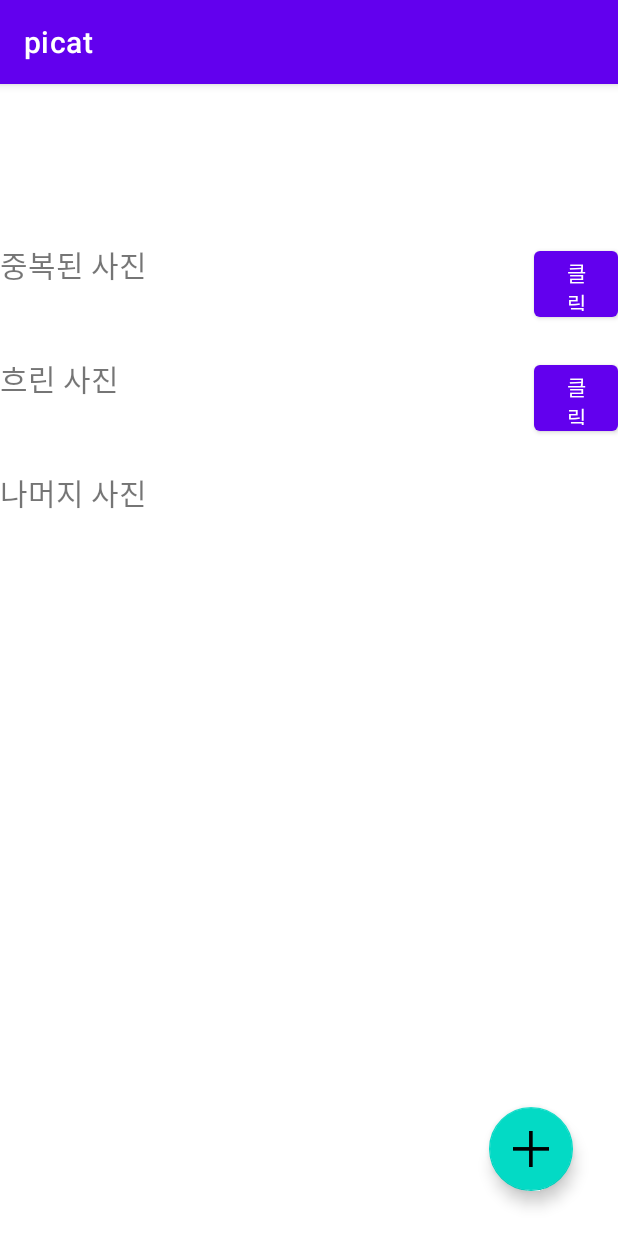
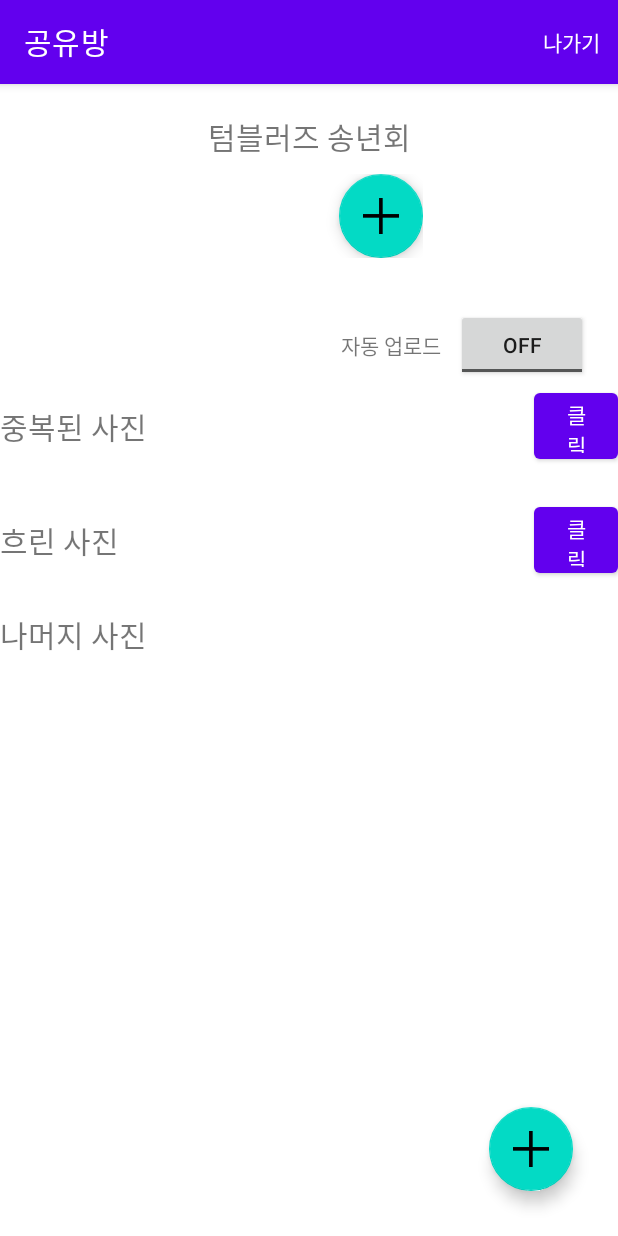
Before and after one commit to flowmiin/Picat, an Android app: the SharePictureActivity screen opened directly, with no data from a screen before it, on a phone screen of 412 x 824 dp. Run offline under Robolectric (Android 15) with nearby library versions, the phone set to English and light mode, and no system bars; 1 statement that could not run was skipped.

Commit message:
feat : 앱 바 추가

```diff
--- /dev/null
+++ b/app/src/main/java/com/tumblers/picat/ProfilePictureAdapter.kt
@@ -0,0 +1,44 @@
+package com.tumblers.picat
+
+import android.content.Context
+import android.net.Uri
+import android.view.LayoutInflater
+import android.view.View
+import android.view.ViewGroup
+import android.widget.ImageView
+import androidx.recyclerview.widget.RecyclerView
+import com.bumptech.glide.Glide
+
+class ProfilePictureAdapter(): RecyclerView.Adapter<ProfilePictureAdapter.ProfilePictureViewHolder>() {
+    lateinit var imageList: ArrayList<Uri>
+    lateinit var context: Context
+
+    constructor(imageList: ArrayList<Uri>, context: Context):this() {
+        this.imageList = imageList
+        this.context = context
+    }
+
+    // 화면 설정
+    override fun onCreateViewHolder(parent: ViewGroup, viewType: Int): ProfilePictureViewHolder {
+        val inflater: LayoutInflater = LayoutInflater.from(parent.context)
+
+        val view: View = inflater.inflate(R.layout.profile_item_picture, parent, false)
+
+        return ProfilePictureViewHolder(view)
+    }
+    // 데이터 설정
+    override fun onBindViewHolder(holder: ProfilePictureViewHolder, position: Int) {
+        Glide.with(context)
+            .load(imageList[position])
+            .into(holder.uploadPicture)
+
+    }
+    // 아이템 개수
+    override fun getItemCount(): Int {
+        return imageList.size
+    }
+
+    class ProfilePictureViewHolder(view: View): RecyclerView.ViewHolder(view) {
+        val uploadPicture: ImageView = view.findViewById(R.id.profile_picture)
+    }
+}
--- a/app/src/main/java/com/tumblers/picat/SharePictureActivity.kt
+++ b/app/src/main/java/com/tumblers/picat/SharePictureActivity.kt
@@ -7,16 +7,20 @@ import android.net.Uri
 import android.os.Bundle
 import android.provider.MediaStore
 import android.view.LayoutInflater
+import android.view.Menu
+import android.view.MenuItem
 import android.view.View
 import android.widget.Button
 import android.widget.ImageButton
 import android.widget.Toast
 import androidx.activity.result.ActivityResultLauncher
 import androidx.activity.result.contract.ActivityResultContracts
+import androidx.appcompat.app.ActionBar
 import androidx.appcompat.app.AppCompatActivity
 import androidx.constraintlayout.widget.ConstraintLayout
 import androidx.recyclerview.widget.GridLayoutManager
 import androidx.recyclerview.widget.LinearLayoutManager
+import androidx.recyclerview.widget.RecyclerView
 import com.google.android.material.bottomsheet.BottomSheetDialog
 import com.tumblers.picat.databinding.ActivitySharePictureBinding
 
@@ -26,6 +30,7 @@ class SharePictureActivity: AppCompatActivity(){
     lateinit var pictureAdapter: PictureAdapter
     lateinit var samePictureAdapter: SamePictureAdapter
     lateinit var blurPictureAdapter: BlurPictureAdapter
+    lateinit var profilePictureAdapter: ProfilePictureAdapter
 
     var imageList: ArrayList<Uri> = ArrayList()
 
@@ -34,6 +39,7 @@ class SharePictureActivity: AppCompatActivity(){
         binding = ActivitySharePictureBinding.inflate(layoutInflater)
         setContentView(binding.root)
 
+
         // mainActivity로부터 앨범이름 가져오기
         val mainActivityIntent = intent
         binding.roomNameText.text = mainActivityIntent.getStringExtra("albumName")
@@ -41,12 +47,21 @@ class SharePictureActivity: AppCompatActivity(){
 //        tmpToast.show()
 
 
+        val actionbar: ActionBar? = supportActionBar
+        actionbar?.title = "공유방"
+
+
         //Adapter 초기화
         pictureAdapter = PictureAdapter(imageList, this)
         samePictureAdapter = SamePictureAdapter(imageList, this)
         blurPictureAdapter = BlurPictureAdapter(imageList, this)
+        profilePictureAdapter = ProfilePictureAdapter(imageList, this)
 
-        //recyclerview 설정
+        // profile recyclerview 설정
+        binding.profileRecyclerview.layoutManager = LinearLayoutManager(this, RecyclerView.HORIZONTAL, false)
+        binding.profileRecyclerview.adapter = profilePictureAdapter
+
+        // upload picture recyclerview 설정
         binding.pictureRecyclerview.layoutManager = LinearLayoutManager(this)
         binding.pictureRecyclerview.adapter = pictureAdapter
         // GridView 형식으로 만들기
@@ -97,9 +112,9 @@ class SharePictureActivity: AppCompatActivity(){
         //바텀시트 내 업로드 버튼
         bottomSheetView.findViewById<ImageButton>(R.id.bottomsheet_upload_button).setOnClickListener {
             // 갤러리 호출
-            val intent = Intent(Intent.ACTION_PICK)
+            val intent = Intent()
             intent.data = MediaStore.Images.Media.EXTERNAL_CONTENT_URI
-            //intent.type = "image/*"
+            intent.type = "image/*"
             // 다중 선택 기능
             intent.putExtra(Intent.EXTRA_ALLOW_MULTIPLE, true)
             intent.action = Intent.ACTION_GET_CONTENT
@@ -136,7 +151,20 @@ class SharePictureActivity: AppCompatActivity(){
             pictureAdapter.notifyDataSetChanged()
             samePictureAdapter.notifyDataSetChanged()
             blurPictureAdapter.notifyDataSetChanged()
+            profilePictureAdapter.notifyDataSetChanged()
 
         }
     }
+
+    override fun onCreateOptionsMenu(menu: Menu?): Boolean {
+        menuInflater.inflate(R.menu.menu, menu)
+        return true
+    }
+
+    override fun onOptionsItemSelected(item: MenuItem): Boolean {
+        when(item.itemId) {
+            R.id.out_button -> { finish() }
+        }
+        return super.onOptionsItemSelected(item)
+    }
 }
--- a/app/src/main/res/layout/activity_share_picture.xml
+++ b/app/src/main/res/layout/activity_share_picture.xml
@@ -16,20 +16,87 @@
             android:layout_width="match_parent"
             android:layout_height="match_parent">
 
-            <!-- 중복된 사진 탭  -->
+            <androidx.constraintlayout.widget.ConstraintLayout
+                android:id="@+id/profile_tab"
+                android:layout_width="match_parent"
+                android:layout_height="150dp"
+                app:layout_constraintTop_toTopOf="parent">
+
                 <TextView
-                android:id="@+id/room_name_text"
+                    android:id="@+id/room_name"
                     android:layout_width="wrap_content"
                     android:layout_height="wrap_content"
-                android:layout_marginTop="28dp"
                     android:text="텀블러즈 송년회"
-                android:textColor="@color/black"
                     android:textSize="20dp"
-                app:layout_constraintHorizontal_bias="0.498"
+                    android:layout_marginTop="20dp"
                     app:layout_constraintLeft_toLeftOf="parent"
                     app:layout_constraintRight_toRightOf="parent"
                     app:layout_constraintTop_toTopOf="parent" />
 
+                <HorizontalScrollView
+                    android:layout_width="wrap_content"
+                    android:layout_height="wrap_content"
+                    android:layout_marginTop="10dp"
+                    app:layout_constraintTop_toBottomOf="@id/room_name"
+                    app:layout_constraintRight_toRightOf="parent"
+                    app:layout_constraintLeft_toLeftOf="parent">
+
+                    <androidx.constraintlayout.widget.ConstraintLayout
+                        android:layout_width="wrap_content"
+                        android:layout_height="wrap_content">
+
+                        <androidx.recyclerview.widget.RecyclerView
+                            android:id="@+id/profile_recyclerview"
+                            android:layout_width="wrap_content"
+                            android:layout_height="wrap_content"
+                            app:layout_constraintBottom_toBottomOf="parent"
+                            app:layout_constraintRight_toRightOf="parent"
+                            app:layout_constraintLeft_toLeftOf="parent">
+                        </androidx.recyclerview.widget.RecyclerView>
+
+                        <com.google.android.material.floatingactionbutton.FloatingActionButton
+                            android:layout_width="wrap_content"
+                            android:layout_height="wrap_content"
+                            android:layout_marginLeft="20dp"
+                            android:src="@drawable/plus_fab"
+                            app:layout_constraintBottom_toBottomOf="parent"
+                            app:layout_constraintLeft_toRightOf="@id/profile_recyclerview"
+                            app:layout_constraintTop_toTopOf="parent" />
+
+                    </androidx.constraintlayout.widget.ConstraintLayout>
+                </HorizontalScrollView>
+
+            </androidx.constraintlayout.widget.ConstraintLayout>
+
+            <androidx.constraintlayout.widget.ConstraintLayout
+                android:id="@+id/automatic_upload_tab"
+                android:layout_width="match_parent"
+                android:layout_height="wrap_content"
+                app:layout_constraintTop_toBottomOf="@id/profile_tab">
+
+                <TextView
+                    android:id="@+id/automatic_upload_text"
+                    android:layout_width="wrap_content"
+                    android:layout_height="wrap_content"
+                    android:text="자동 업로드"
+                    android:layout_marginRight="10dp"
+                    app:layout_constraintTop_toTopOf="parent"
+                    app:layout_constraintBottom_toBottomOf="parent"
+                    app:layout_constraintRight_toLeftOf="@id/toggle_button"/>
+
+                <ToggleButton
+                    android:id="@+id/toggle_button"
+                    android:layout_width="wrap_content"
+                    android:layout_height="wrap_content"
+                    android:layout_marginRight="20dp"
+                    app:layout_constraintRight_toRightOf="parent"
+                    app:layout_constraintTop_toTopOf="parent"
+                    app:layout_constraintBottom_toBottomOf="parent"/>
+
+            </androidx.constraintlayout.widget.ConstraintLayout>
+
+
+            <!-- 중복된 사진 탭  -->
             <androidx.constraintlayout.widget.ConstraintLayout
                 android:id="@+id/same_sort_tab"
                 android:layout_width="match_parent"
@@ -39,17 +106,16 @@
                 android:focusable="true"
                 android:gravity="center_vertical"
                 android:minHeight="?attr/actionBarSize"
-                android:orientation="horizontal"
-                app:layout_constraintTop_toBottomOf="@+id/room_name_text"
-                tools:layout_editor_absoluteX="0dp">
-
+                app:layout_constraintTop_toBottomOf="@+id/profile_tab">
 
                 <TextView
-                    android:layout_width="0dp"
+                    android:layout_width="wrap_content"
                     android:layout_height="wrap_content"
                     android:text="중복된 사진"
                     android:textSize="20dp"
-                    app:layout_constraintStart_toStartOf="parent"/>
+                    app:layout_constraintLeft_toLeftOf="parent"
+                    app:layout_constraintTop_toTopOf="parent"
+                    app:layout_constraintBottom_toBottomOf="parent"/>
 
                 <Button
                     android:id="@+id/expand_same_button"
@@ -83,16 +149,16 @@
                     android:focusable="true"
                     android:gravity="center_vertical"
                     android:minHeight="?attr/actionBarSize"
-                    android:orientation="horizontal"
-                    app:layout_constraintTop_toBottomOf="@+id/same_recyclerview"
-                    tools:layout_editor_absoluteX="0dp">
+                    app:layout_constraintTop_toBottomOf="@+id/same_recyclerview" >
 
                     <TextView
-                        android:layout_width="0dp"
+                        android:layout_width="wrap_content"
                         android:layout_height="wrap_content"
                         android:text="흐린 사진"
                         android:textSize="20dp"
-                        app:layout_constraintStart_toStartOf="parent"/>
+                        app:layout_constraintStart_toStartOf="parent"
+                        app:layout_constraintTop_toTopOf="parent"
+                        app:layout_constraintBottom_toBottomOf="parent"/>
 
                     <Button
                         android:id="@+id/expand_blur_button"
@@ -115,16 +181,20 @@
                     app:layout_constraintRight_toRightOf="parent"
                     app:layout_constraintTop_toBottomOf="@id/blur_sort_tab" />
 
+                <androidx.constraintlayout.widget.ConstraintLayout
+                    android:layout_width="match_parent"
+                    android:layout_height="wrap_content"
+                    android:layout_marginTop="20dp"
+                    app:layout_constraintTop_toBottomOf="@id/blur_recyclerview">
 
                     <TextView
                         android:id="@+id/upload_text"
                         android:layout_width="wrap_content"
                         android:layout_height="wrap_content"
-                    android:layout_marginTop="20dp"
                         android:text="나머지 사진"
                         android:textSize="20dp"
-                    app:layout_constraintTop_toBottomOf="@id/blur_recyclerview" />
-
+                        app:layout_constraintTop_toTopOf="parent"
+                        app:layout_constraintLeft_toLeftOf="parent"/>
 
                     <!-- 나머지 사진  -->
                     <androidx.recyclerview.widget.RecyclerView
@@ -135,6 +205,8 @@
                         app:layout_constraintLeft_toLeftOf="parent"
                         app:layout_constraintRight_toRightOf="parent"
                         app:layout_constraintTop_toBottomOf="@id/upload_text" />
+
+                </androidx.constraintlayout.widget.ConstraintLayout>
 
         </androidx.constraintlayout.widget.ConstraintLayout>
 
--- /dev/null
+++ b/app/src/main/res/layout/profile_item_picture.xml
@@ -0,0 +1,16 @@
+<?xml version="1.0" encoding="utf-8"?>
+<LinearLayout
+    xmlns:android="http://schemas.android.com/apk/res/android"
+    xmlns:app="http://schemas.android.com/apk/res-auto"
+    android:layout_width="wrap_content"
+    android:layout_height="wrap_content"
+    android:orientation="horizontal">
+
+    <ImageView
+        android:id="@+id/profile_picture"
+        android:layout_width="50dp"
+        android:layout_height="50dp"
+        android:layout_weight="1"
+        android:scaleType="matrix" />
+
+</LinearLayout>
--- /dev/null
+++ b/app/src/main/res/menu/menu.xml
@@ -0,0 +1,11 @@
+<?xml version="1.0" encoding="utf-8"?>
+<menu
+    xmlns:android="http://schemas.android.com/apk/res/android"
+    xmlns:app="http://schemas.android.com/apk/res-auto">
+
+    <item
+        android:id="@+id/out_button"
+        android:title="나가기"
+        app:showAsAction="always" />
+
+</menu>
```
Lines whose indentation alone changed are shown as unchanged.
